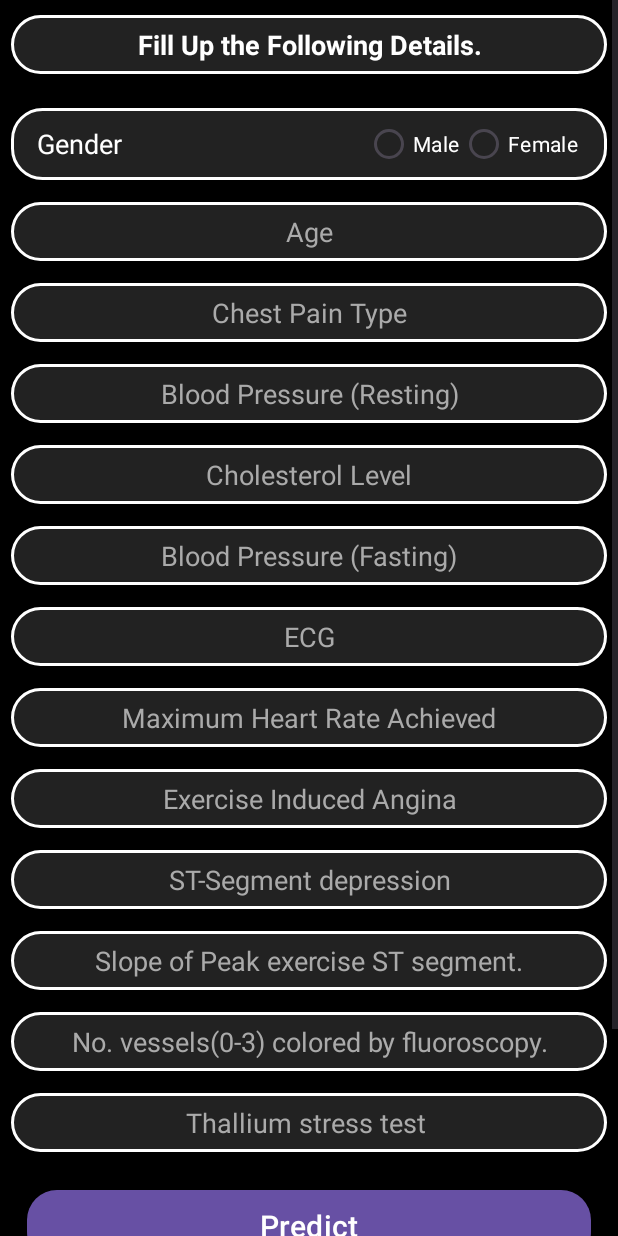
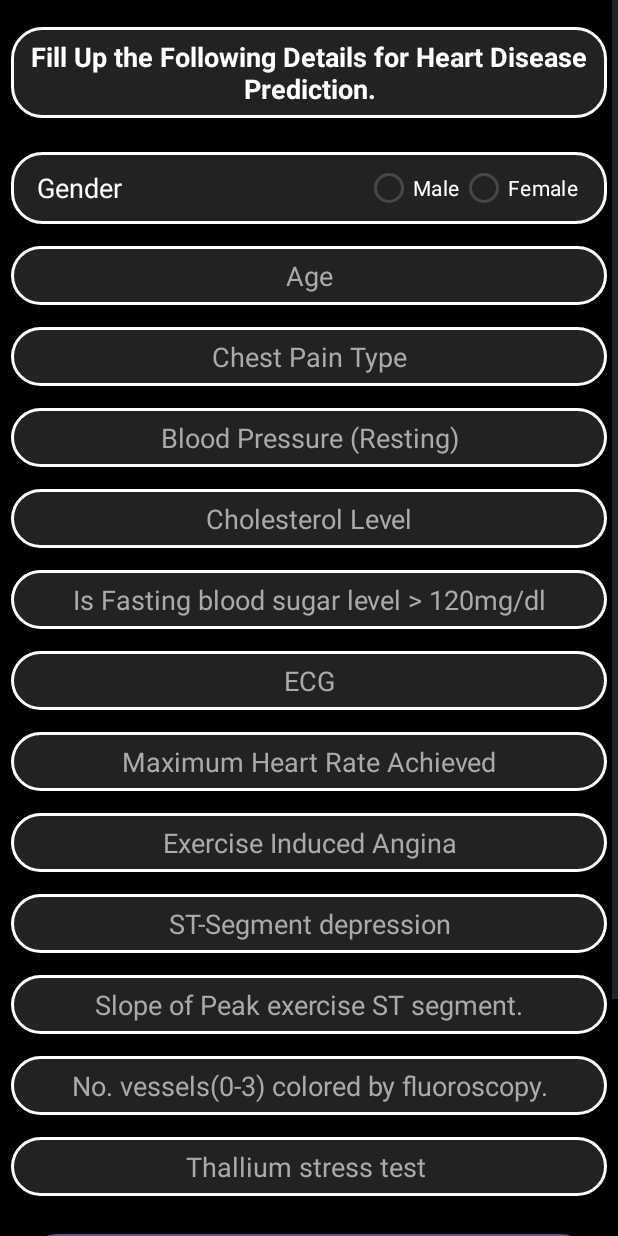
Before and after one commit to HK-Gupta/HealthHub, an Android app: the screen it shows after launch (Heart), after a tap on "Heart Disease Prediction", on a phone screen of 412 x 824 dp. Run offline under Robolectric (Android 15) with nearby library versions, the phone set to English and light mode, and no system bars; our stand-ins replace Volley.

Commit message:
Commit 2.0

```diff
--- a/app/src/main/AndroidManifest.xml
+++ b/app/src/main/AndroidManifest.xml
@@ -8,9 +8,9 @@
         android:allowBackup="true"
         android:dataExtractionRules="@xml/data_extraction_rules"
         android:fullBackupContent="@xml/backup_rules"
-        android:icon="@mipmap/ic_launcher"
+        android:icon="@mipmap/iconh"
         android:label="@string/app_name"
-        android:roundIcon="@mipmap/ic_launcher_round"
+        android:roundIcon="@mipmap/iconh"
         android:supportsRtl="true"
         android:theme="@style/Theme.HealthHub"
         tools:targetApi="31">
--- a/app/src/main/java/com/example/healthhub/MainActivity.kt
+++ b/app/src/main/java/com/example/healthhub/MainActivity.kt
@@ -3,6 +3,7 @@ package com.example.healthhub
 import android.content.Intent
 import androidx.appcompat.app.AppCompatActivity
 import android.os.Bundle
+import androidx.core.content.ContextCompat
 import com.example.healthhub.databinding.ActivityMainBinding
 
 class MainActivity : AppCompatActivity() {
@@ -12,6 +13,9 @@ class MainActivity : AppCompatActivity() {
     override fun onCreate(savedInstanceState: Bundle?) {
         super.onCreate(savedInstanceState)
         setContentView(binding.root)
+        window.statusBarColor = ContextCompat.getColor(this, R.color.black)
+
+        window.statusBarColor = ContextCompat.getColor(this, R.color.black)
 
         binding.gotoDiabetesPrediction.setOnClickListener {
             startActivity(Intent(this@MainActivity, DiabetesPredictor::class.java))
--- /dev/null
+++ b/app/src/main/res/drawable/progress_background.xml
@@ -0,0 +1,7 @@
+<?xml version="1.0" encoding="utf-8"?>
+<shape xmlns:android="http://schemas.android.com/apk/res/android">
+    <solid android:color="@color/white"/>
+    <corners android:radius="20dp"/>
+    <stroke android:color="@color/black"
+        android:width="2.5dp"/>
+</shape>
--- a/app/src/main/res/layout/activity_heart.xml
+++ b/app/src/main/res/layout/activity_heart.xml
@@ -30,12 +30,12 @@
                 android:layout_width="match_parent"
                 android:layout_height="wrap_content"
                 android:layout_marginLeft="7dp"
-                android:layout_marginTop="10dp"
+                android:layout_marginTop="18dp"
                 android:layout_marginRight="7dp"
                 android:layout_marginBottom="15dp"
                 android:background="@drawable/text_background"
                 android:padding="7dp"
-                android:text="Fill Up the Following Details."
+                android:text="Fill Up the Following Details for Heart Disease Prediction."
                 android:textAlignment="center"
                 android:textColor="@color/white"
                 android:textSize="18sp"
@@ -147,7 +147,7 @@
                 android:layout_height="wrap_content"
                 android:layout_margin="7dp"
                 android:background="@drawable/text_background"
-                android:hint="Blood Pressure (Fasting)"
+                android:hint="Is Fasting blood sugar level > 120mg/dl"
                 android:inputType="numberDecimal"
                 android:padding="7dp"
                 android:textAlignment="center"
@@ -273,9 +273,36 @@
                 android:padding="7dp"
                 android:gravity="center"
                 android:textColor="@color/white"
-                android:textSize="24sp"
+                android:textSize="21sp"
                 android:textStyle="bold" />
         </LinearLayout>
     </ScrollView>
 
+    <LinearLayout
+        android:id="@+id/progressBar"
+        android:layout_width="match_parent"
+        android:layout_height="wrap_content"
+        app:layout_constraintBottom_toBottomOf="parent"
+        app:layout_constraintEnd_toEndOf="parent"
+        app:layout_constraintStart_toStartOf="parent"
+        app:layout_constraintTop_toTopOf="parent"
+        android:background="@drawable/progress_background"
+        android:padding="4dp"
+        android:layout_margin="18dp"
+        android:orientation="vertical">
+
+        <ProgressBar
+            android:layout_width="70dp"
+            android:layout_height="70dp"
+            android:layout_gravity="center"/>
+        <TextView
+            android:layout_width="match_parent"
+            android:layout_height="wrap_content"
+            android:text="Please Wait.."
+            android:textSize="25dp"
+            android:textColor="@color/black"
+            android:textAlignment="center"/>
+
+    </LinearLayout>
+
 </androidx.constraintlayout.widget.ConstraintLayout>
--- a/app/src/main/res/values/strings.xml
+++ b/app/src/main/res/values/strings.xml
@@ -1,4 +1,11 @@
 <resources>
     <string name="app_name">HealthHub</string>
     <string name="heading">Choose one to forecast the outcome.</string>
+    <string name="strokePos">Increased likelihood of having stroke.</string>
+    <string name="strokeNeg">Reduced likelihood of having stroke.</string>
+    <string name="heartPos">Increased likelihood of having Heart Disease.</string>
+    <string name="heartNeg">Reduced likelihood of having Heart Disease.</string>
+    <string name="fitness_level">Fitness Level: %1$s</string>
+    <string name="diaPos">Increased likelihood of having diabetes.</string>
+    <string name="diaNeg">Reduced likelihood of having diabetes.</string>
 </resources>
```
Also changed, not shown: app/src/main/java/com/example/healthhub/DiabetesPredictor.kt (+5 -3 lines), app/src/main/java/com/example/healthhub/Fitness.kt (+16 -9 lines), app/src/main/java/com/example/healthhub/Heart.kt (+9 -7 lines), app/src/main/java/com/example/healthhub/Stroke.kt (+10 -8 lines), app/src/main/res/layout/activity_diabetes_predictor.xml (+29 -11 lines), app/src/main/res/layout/activity_fitness.xml (+30 -3 lines), app/src/main/res/layout/activity_stroke.xml (+31 -3 lines).
